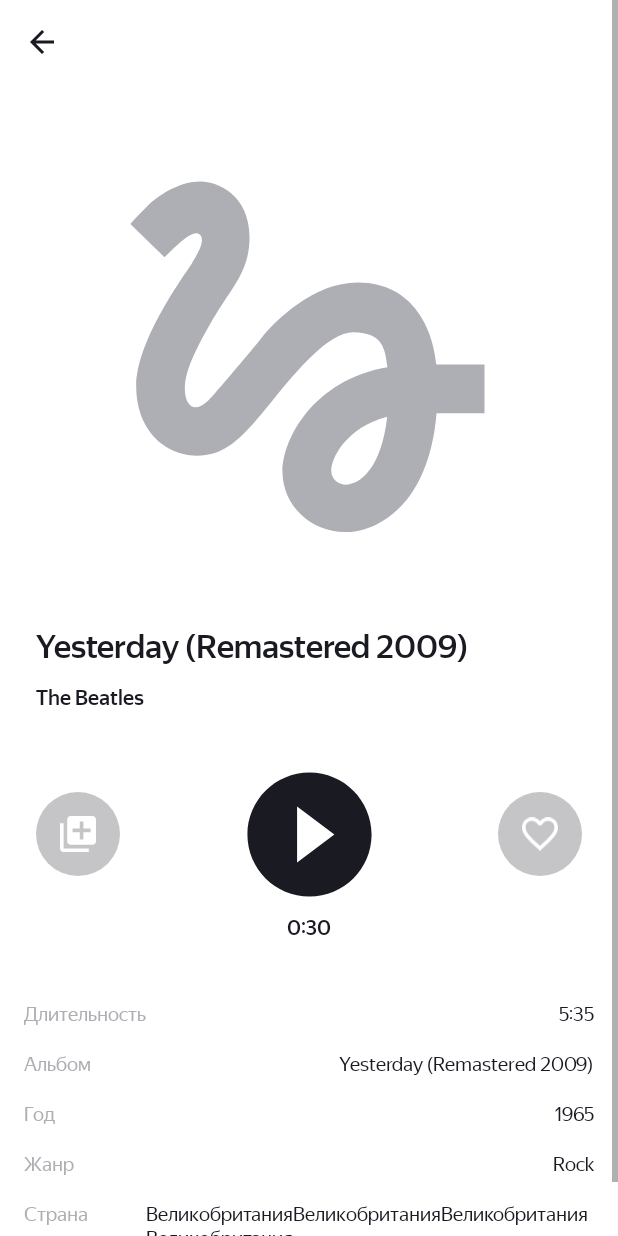
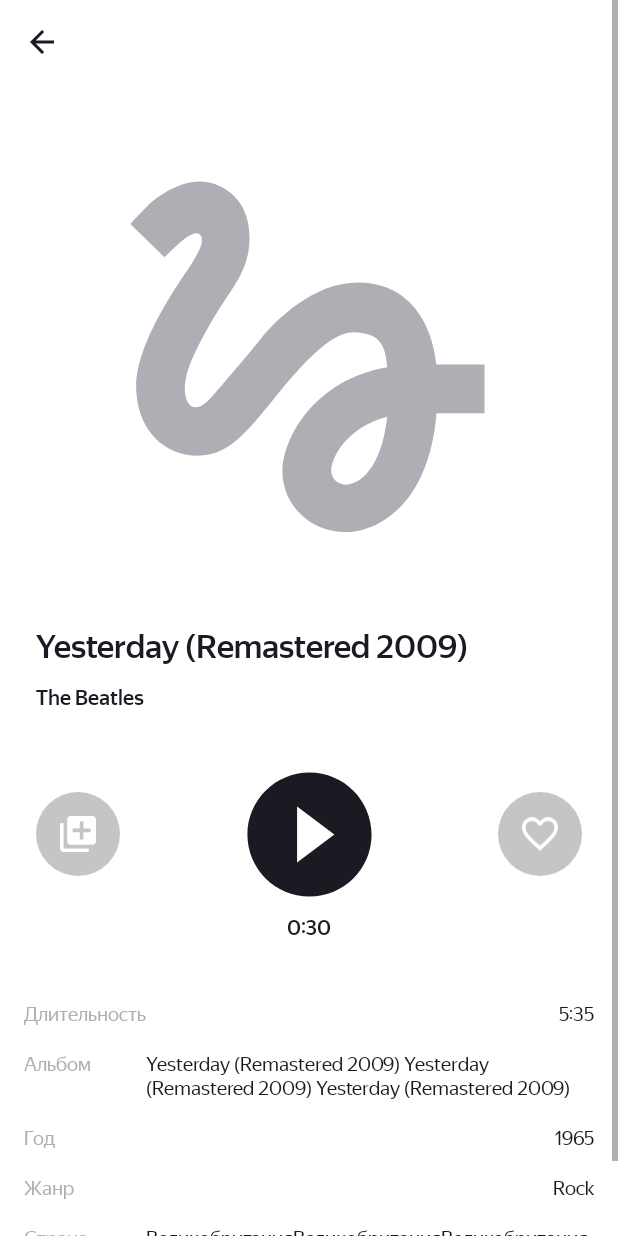
Before and after one commit to Secur1ty-21/PlaylistMaker, an Android app: the layout activity_player.xml on its own in the app's theme, with its tools: preview values and no code run, on a phone screen of 412 x 824 dp. Run offline under Robolectric (Android 15) with nearby library versions, the phone set to English and light mode, and no system bars.

Commit message:
add margin gone to view

```diff
--- a/app/src/main/res/layout/activity_player.xml
+++ b/app/src/main/res/layout/activity_player.xml
@@ -181,7 +181,8 @@
             android:text="@string/player_year"
             app:layout_constraintStart_toStartOf="@id/infoMarginStart"
             app:layout_constraintTag="yearTag"
-            app:layout_constraintTop_toBottomOf="@id/captionAlbum" />
+            app:layout_constraintTop_toBottomOf="@id/album"
+            app:layout_goneMarginTop="17dp" />
 
         <TextView
             android:id="@+id/captionGenre"
@@ -234,7 +235,7 @@
             app:layout_constraintHorizontal_bias="1"
             app:layout_constraintStart_toEndOf="@id/captionBarrier"
             app:layout_constraintTop_toTopOf="@id/captionAlbum"
-            tools:text="Yesterday (Remastered 2009)" />
+            tools:text="Yesterday (Remastered 2009) Yesterday (Remastered 2009) Yesterday (Remastered 2009)" />
 
         <TextView
             android:id="@+id/year"
```
Also changed, not shown: app/src/main/java/ru/yamost/playlistmaker/presentation/PlayerActivity.kt (+9 -1 lines).
